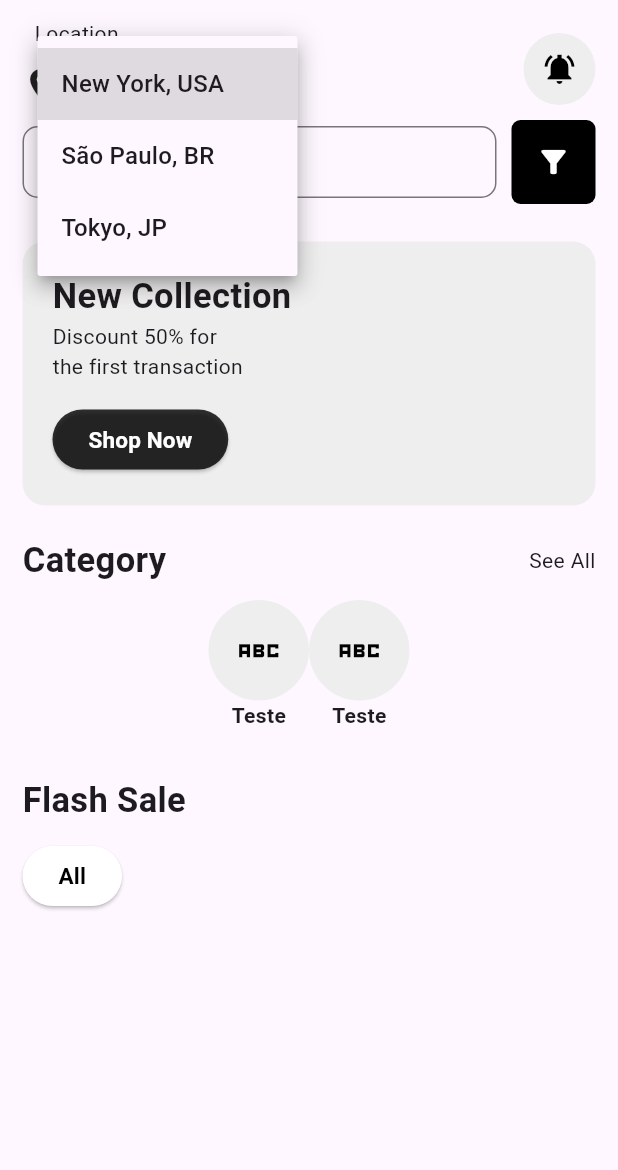
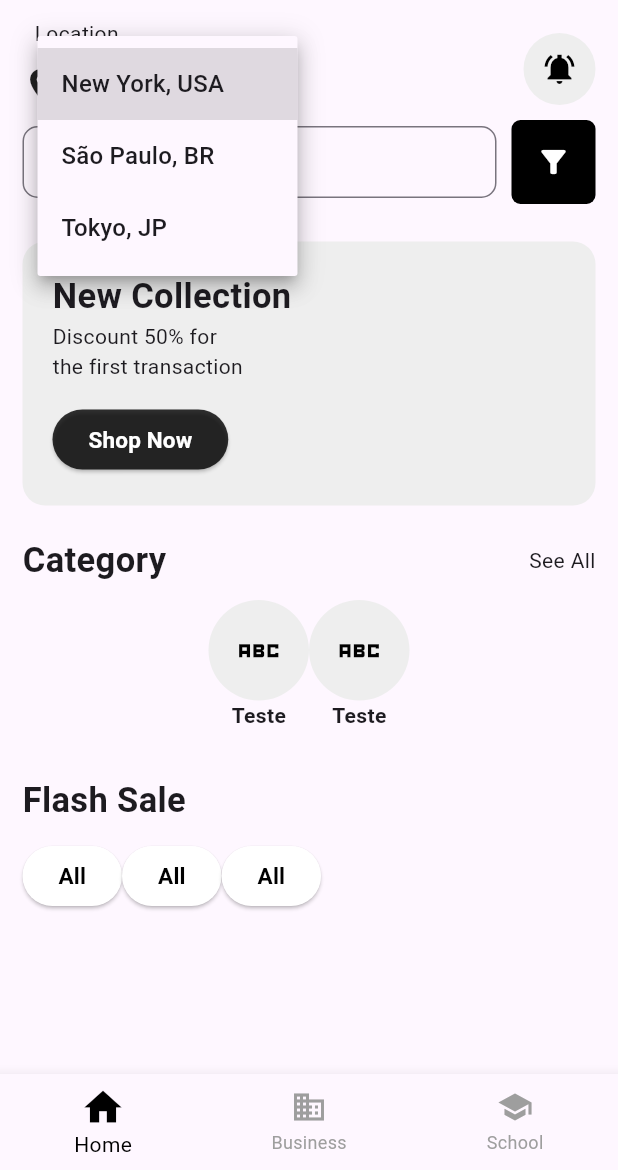
Before and after one commit to leopaivap/JustExquisite, a Flutter app: the screen it shows after launch, after a tap on "New York, USA", on a phone screen of 412 x 824 dp, the part 66-1236 px from its top. Run offline on Flutter 3.47's test engine with Material 3 defaults, Android fonts, the phone set to English and light mode, and no system bars; our stand-ins replace material_design_icons_flutter.

```diff
--- a/lib/view/home_page.dart
+++ b/lib/view/home_page.dart
@@ -10,8 +10,21 @@ class HomePage extends StatefulWidget {
 }
 
 class _HomePageState extends State<HomePage> {
+  late List<Widget Function()> _pages;
   String selectedLocation = 'New York, USA';
   final searchController = TextEditingController();
+  int _selectedPage = 0;
+  Color colorIconSelected = Colors.black, colorIconNotSelected = Colors.grey;
+
+  @override
+  void initState() {
+    super.initState();
+    _pages = [
+      mainHome,
+      teste,
+      //TODO - adicionar mais páginas
+    ];
+  }
 
   @override
   Widget build(BuildContext context) {
@@ -24,7 +37,70 @@ class _HomePageState extends State<HomePage> {
           ),
           centerTitle: true,
         ),
-        body: Padding(
+        body: IndexedStack(
+          index: _selectedPage,
+          children: _pages.map((pageBuilder) => pageBuilder()).toList(),
+        ),
+        bottomNavigationBar: BottomNavigationBar(
+          items: const <BottomNavigationBarItem>[
+            BottomNavigationBarItem(
+              icon: Icon(Icons.home),
+              label: 'Home',
+            ),
+            BottomNavigationBarItem(
+              icon: Icon(Icons.business),
+              label: 'Business',
+            ),
+            BottomNavigationBarItem(
+              icon: Icon(Icons.school),
+              label: 'School',
+            ),
+          ],
+          selectedItemColor: colorIconSelected,
+          unselectedItemColor: colorIconNotSelected,
+          selectedIconTheme: IconThemeData(color: colorIconSelected, size: 30),
+          onTap: _onBottomNavigationTapped,
+        ),
+      ),
+    );
+  }
+
+  void _onBottomNavigationTapped(int index) {
+    setState(() {
+      _selectedPage = index;
+      colorIconSelected = Colors.black;
+      colorIconNotSelected = Colors.grey;
+    });
+  }
+
+  DropdownButton<String> _dropdownLocations() {
+    return DropdownButton<String>(
+      value: selectedLocation,
+      onChanged: (String? newValue) {
+        setState(() {
+          selectedLocation = newValue!;
+        });
+      },
+      items: <String>[
+        'New York, USA',
+        'São Paulo, BR',
+        'Tokyo, JP',
+      ].map<DropdownMenuItem<String>>((String value) {
+        return DropdownMenuItem<String>(
+          value: value,
+          child: Text(value),
+        );
+      }).toList(),
+      icon: const Icon(
+        Icons.keyboard_arrow_down_rounded,
+        color: Colors.black,
+        size: 25,
+      ),
+    );
+  }
+
+  Widget mainHome() {
+    return Padding(
       padding: const EdgeInsets.symmetric(horizontal: 15),
       child: SingleChildScrollView(
         scrollDirection: Axis.vertical,
@@ -61,13 +137,21 @@ class _HomePageState extends State<HomePage> {
               'Flash Sale',
               style: kTitleStyle,
             ),
-                const Padding(
-                  padding: EdgeInsets.symmetric(vertical: 10),
+            Padding(
+              padding: const EdgeInsets.symmetric(vertical: 10),
               child: SingleChildScrollView(
                 scrollDirection: Axis.horizontal,
                 child: Wrap(
                   direction: Axis.horizontal,
                   children: [
+                    DefaultLittleButtton(
+                      name: 'All',
+                      isSelectable: true,
+                    ),
+                    DefaultLittleButtton(
+                      name: 'All',
+                      isSelectable: true,
+                    ),
                     DefaultLittleButtton(
                       name: 'All',
                       isSelectable: true,
@@ -78,34 +162,6 @@ class _HomePageState extends State<HomePage> {
             ),
           ],
         ),
-          ),
-        ),
-      ),
-    );
-  }
-
-  DropdownButton<String> _dropdownLocations() {
-    return DropdownButton<String>(
-      value: selectedLocation,
-      onChanged: (String? newValue) {
-        setState(() {
-          selectedLocation = newValue!;
-        });
-      },
-      items: <String>[
-        'New York, USA',
-        'São Paulo, BR',
-        'Tokyo, JP',
-      ].map<DropdownMenuItem<String>>((String value) {
-        return DropdownMenuItem<String>(
-          value: value,
-          child: Text(value),
-        );
-      }).toList(),
-      icon: const Icon(
-        Icons.keyboard_arrow_down_rounded,
-        color: Colors.black,
-        size: 25,
       ),
     );
   }
@@ -157,3 +213,7 @@ class SearchBar extends StatelessWidget {
     );
   }
 }
+
+Widget teste() {
+  return Text('teste');
+}
```
Lines whose indentation alone changed are shown as unchanged.
